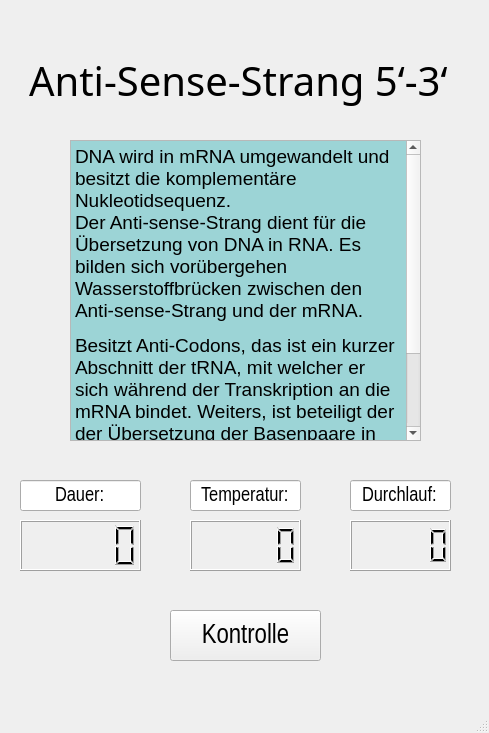
Old version of the form dipl_Phasenablauf/AblaufWindowASens_v1.ui in the repository diplomarbeit-PCR/Diplomarbeit_PCR.
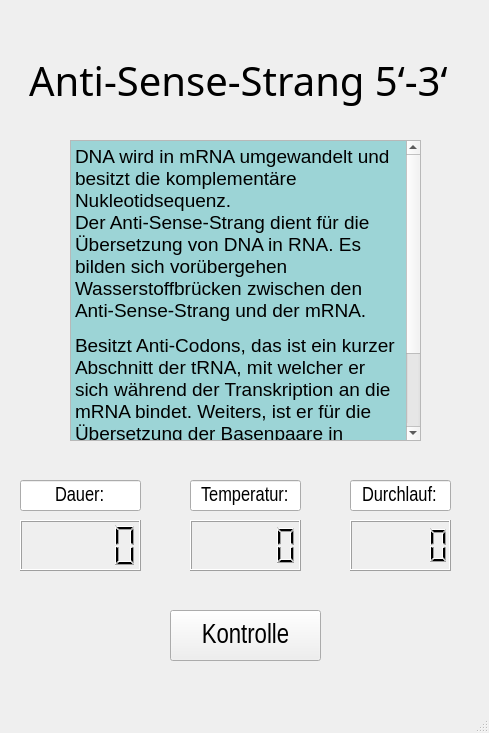
New version of the form.

```diff
--- a/dipl_Phasenablauf/AblaufWindowASens_v1.ui
+++ b/dipl_Phasenablauf/AblaufWindowASens_v1.ui
@@ -34,8 +34,8 @@
 li.unchecked::marker { content: &quot;\2610&quot;; }
 li.checked::marker { content: &quot;\2612&quot;; }
 &lt;/style&gt;&lt;/head&gt;&lt;body style=&quot; font-family:'Segoe UI'; font-size:9pt; font-weight:400; font-style:normal;&quot; bgcolor=&quot;#9cd4d6&quot;&gt;
-&lt;p style=&quot; margin-top:12px; margin-bottom:12px; margin-left:0px; margin-right:0px; -qt-block-indent:0; text-indent:0px;&quot;&gt;&lt;span style=&quot; font-family:'Arial Narrow','sans-serif'; font-size:14pt;&quot;&gt;DNA wird in mRNA umgewandelt und besitzt die komplementäre Nukleotidsequenz. &lt;br /&gt;Der Anti-sense-Strang dient für die Übersetzung von DNA in RNA.&lt;/span&gt;&lt;span style=&quot; font-family:'Arial Narrow'; font-size:14pt;&quot;&gt; &lt;/span&gt;&lt;span style=&quot; font-family:'Arial Narrow','sans-serif'; font-size:14pt;&quot;&gt;Es bilden sich vorübergehen Wasserstoffbrücken zwischen den Anti-sense-Strang und der mRNA.&lt;/span&gt;&lt;span style=&quot; font-family:'Arial Narrow'; font-size:14pt;&quot;&gt; &lt;/span&gt;&lt;/p&gt;
-&lt;p style=&quot; margin-top:12px; margin-bottom:12px; margin-left:0px; margin-right:0px; -qt-block-indent:0; text-indent:0px;&quot;&gt;&lt;span style=&quot; font-family:'Arial Narrow','sans-serif'; font-size:14pt;&quot;&gt;Besitzt Anti-Codons, das ist ein kurzer Abschnitt der tRNA, mit welcher er sich während der Transkription an die mRNA bindet.&lt;/span&gt;&lt;span style=&quot; font-family:'Arial Narrow'; font-size:14pt;&quot;&gt; Weiters, i&lt;/span&gt;&lt;span style=&quot; font-family:'Arial Narrow','sans-serif'; font-size:14pt;&quot;&gt;st beteiligt der der Übersetzung der Basenpaare in Aminosäurensequenzen verantwortlich.&lt;/span&gt;&lt;span style=&quot; font-family:'Arial Narrow'; font-size:14pt;&quot;&gt; &lt;/span&gt;&lt;/p&gt;
+&lt;p style=&quot; margin-top:12px; margin-bottom:12px; margin-left:0px; margin-right:0px; -qt-block-indent:0; text-indent:0px;&quot;&gt;&lt;span style=&quot; font-family:'Arial Narrow','sans-serif'; font-size:14pt;&quot;&gt;DNA wird in mRNA umgewandelt und besitzt die komplementäre Nukleotidsequenz. &lt;br /&gt;Der Anti-Sense-Strang dient für die Übersetzung von DNA in RNA.&lt;/span&gt;&lt;span style=&quot; font-family:'Arial Narrow'; font-size:14pt;&quot;&gt; &lt;/span&gt;&lt;span style=&quot; font-family:'Arial Narrow','sans-serif'; font-size:14pt;&quot;&gt;Es bilden sich vorübergehen Wasserstoffbrücken zwischen den Anti-Sense-Strang und der mRNA.&lt;/span&gt;&lt;span style=&quot; font-family:'Arial Narrow'; font-size:14pt;&quot;&gt; &lt;/span&gt;&lt;/p&gt;
+&lt;p style=&quot; margin-top:12px; margin-bottom:12px; margin-left:0px; margin-right:0px; -qt-block-indent:0; text-indent:0px;&quot;&gt;&lt;span style=&quot; font-family:'Arial Narrow','sans-serif'; font-size:14pt;&quot;&gt;Besitzt Anti-Codons, das ist ein kurzer Abschnitt der tRNA, mit welcher er sich während der Transkription an die mRNA bindet.&lt;/span&gt;&lt;span style=&quot; font-family:'Arial Narrow'; font-size:14pt;&quot;&gt; Weiters, &lt;/span&gt;&lt;span style=&quot; font-family:'Arial Narrow','sans-serif'; font-size:14pt;&quot;&gt;ist er für die Übersetzung der Basenpaare in Aminosäurensequenzen verantwortlich.&lt;/span&gt;&lt;span style=&quot; font-family:'Arial Narrow'; font-size:14pt;&quot;&gt; &lt;/span&gt;&lt;/p&gt;
 &lt;p style=&quot; margin-top:12px; margin-bottom:12px; margin-left:0px; margin-right:0px; -qt-block-indent:0; text-indent:0px;&quot;&gt;&lt;span style=&quot; font-family:'Arial Narrow'; font-size:14pt;&quot;&gt;Besitzt die komplementäre Sequenz zu tRNA.&lt;/span&gt;&lt;/p&gt;&lt;/body&gt;&lt;/html&gt;</string>
     </property>
    </widget>
```
